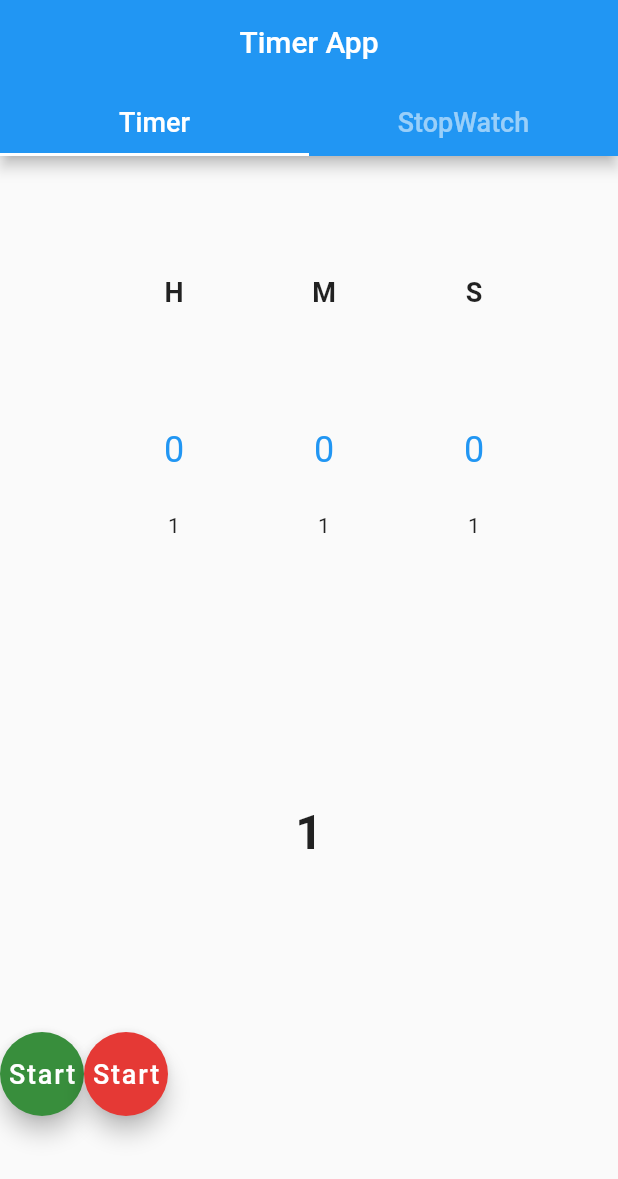
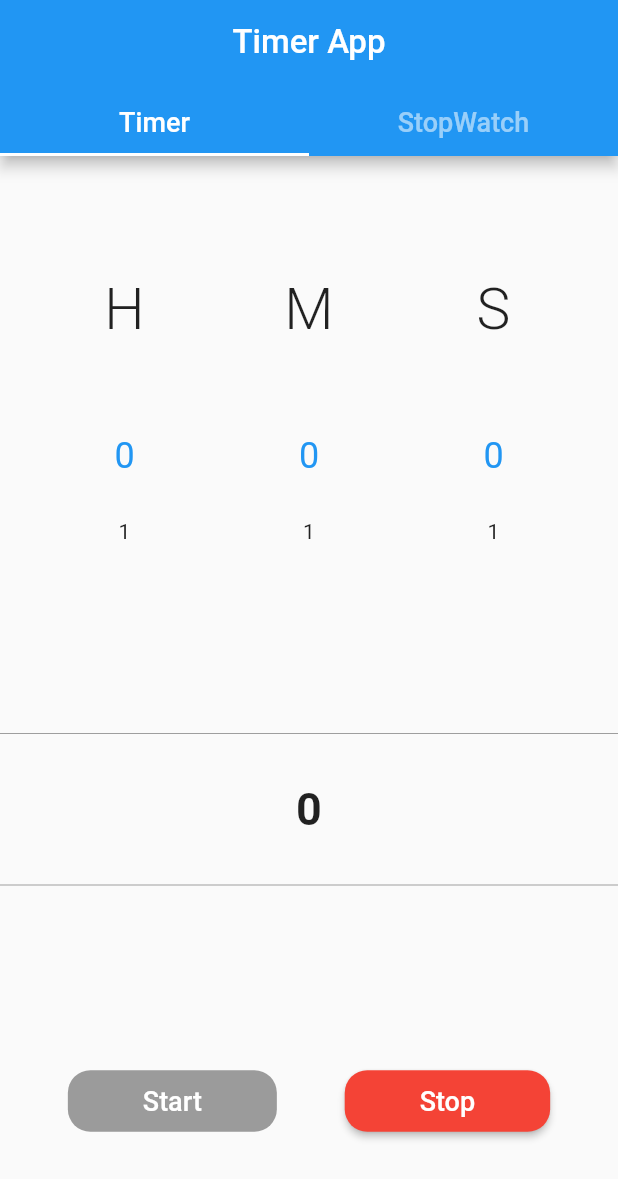
Before and after one commit to KhurramSaeed700/ten_flutter_app, a Flutter app: the screen it shows after launch, after a tap on "Start", on a phone screen of 412 x 824 dp. Shown: the top 1179 px of the screen. Run offline on Flutter 3.47's test engine with Material 2 defaults, Android fonts, the phone set to English and light mode, and no system bars; drawn by our look-alikes of numberpicker; our stand-ins replace percent_indicator.

Commit message:
added buttons and  timer countdown funtionality to the third attempt app

```diff
--- a/lib/count_down_timer/timerStopwatch03.dart
+++ b/lib/count_down_timer/timerStopwatch03.dart
@@ -1,3 +1,5 @@
+import 'dart:async';
+
 import 'package:flutter/material.dart';
 import 'package:numberpicker/numberpicker.dart';
 
@@ -13,12 +15,44 @@ class _timerStopwatchState extends State<timerStopwatch>
   int hour = 0;
   int min = 0;
   int sec = 0;
+  bool started = true;
+  bool stopped = false;
+  int timeForTimer = 0;
+  String timeToDisplay = '0';
+  bool checkTimer = true;
 
   TabController tb;
   @override
   void initState() {
     tb = TabController(length: 2, vsync: this);
     super.initState();
+  }
+
+  void start() {
+    setState(() {
+      started = false;
+      stopped = true;
+    });
+    timeForTimer = (hour * 3600) + (min * 60) + (sec);
+    Timer.periodic(Duration(seconds: 1), (Timer t) {
+      setState(() {
+        if (timeForTimer < 1 || checkTimer == false) {
+          t.cancel();
+          checkTimer = true;
+        } else {
+          timeForTimer -= 1;
+        }
+        timeToDisplay = timeForTimer.toString();
+      });
+    });
+  }
+
+  void stop() {
+    setState(() {
+      started = true;
+      stopped = false;
+      checkTimer = false;
+    });
   }
 
   Widget timer() {
@@ -28,128 +62,133 @@ class _timerStopwatchState extends State<timerStopwatch>
         children: <Widget>[
           Expanded(
             flex: 6,
+            child: Padding(
+              padding: const EdgeInsets.only(top: 80),
               child: Row(
-              mainAxisAlignment: MainAxisAlignment.center,
-              crossAxisAlignment: CrossAxisAlignment.center,
+                mainAxisAlignment: MainAxisAlignment.spaceEvenly,
+                crossAxisAlignment: CrossAxisAlignment.stretch,
                 children: <Widget>[
                   Column(
                     children: <Widget>[
-                    Padding(
-                      padding: const EdgeInsets.fromLTRB(20, 80, 0, 20),
-                      child: Text(
+                      Text(
                         'H',
                         style: TextStyle(
-                            fontSize: 18, fontWeight: FontWeight.bold),
+                            fontSize: 38, fontWeight: FontWeight.w300),
                       ),
-                    ),
-                    Padding(
-                      padding: const EdgeInsets.only(left: 20),
-                      child: NumberPicker(
+                      NumberPicker(
                         value: hour,
                         minValue: 0,
-                        maxValue: 23,
+                        maxValue: 999,
                         itemWidth: 80,
                         onChanged: (val) {
                           setState(() {
                             hour = val;
                           });
                         },
-                      ),
                       )
                     ],
                   ),
                   Column(
                     children: <Widget>[
-                    Padding(
-                      padding: const EdgeInsets.fromLTRB(20, 80, 0, 20),
-                      child: Text(
+                      Text(
                         'M',
                         style: TextStyle(
-                            fontSize: 18, fontWeight: FontWeight.bold),
+                            fontSize: 38, fontWeight: FontWeight.w300),
                       ),
-                    ),
-                    Padding(
-                      padding: const EdgeInsets.only(left: 20),
-                      child: NumberPicker(
+                      NumberPicker(
                         value: min,
                         minValue: 0,
-                        maxValue: 23,
+                        maxValue: 59,
                         itemWidth: 80,
                         onChanged: (val) {
                           setState(() {
                             min = val;
                           });
                         },
-                      ),
                       )
                     ],
                   ),
                   Column(
                     children: <Widget>[
-                    Padding(
-                      padding: const EdgeInsets.fromLTRB(20, 80, 0, 20),
-                      child: Text(
+                      Text(
                         'S',
                         style: TextStyle(
-                            fontSize: 18, fontWeight: FontWeight.bold),
+                            fontSize: 38, fontWeight: FontWeight.w300),
                       ),
-                    ),
-                    Padding(
-                      padding: const EdgeInsets.only(left: 20),
-                      child: NumberPicker(
+                      NumberPicker(
                         value: sec,
                         minValue: 0,
                         itemWidth: 80,
-                        maxValue: 23,
+                        maxValue: 59,
                         onChanged: (val) {
                           setState(() {
                             sec = val;
                           });
                         },
-                      ),
                       )
                     ],
                   ),
                 ],
               ),
             ),
+          ),
           Expanded(
-            flex: 1,
+            flex: 3,
+            child: Column(
+              children: <Widget>[
+                Divider(
+                  color: Colors.grey,
+                  height: 50,
+                ),
+                Padding(
+                  padding: const EdgeInsets.all(8.0),
                   child: Text(
-              '1',
-              style: TextStyle(
-                fontSize: 32,
-                fontWeight: FontWeight.bold,
+                    timeToDisplay,
+                    style: TextStyle(fontSize: 30, fontWeight: FontWeight.w700),
                   ),
+                ),
+                Divider(
+                  color: Colors.grey,
+                  height: 50,
+                ),
+              ],
             ),
           ),
           Expanded(
               flex: 3,
               child: Row(
+                mainAxisAlignment: MainAxisAlignment.spaceEvenly,
                 children: <Widget>[
-                FloatingActionButton(
-                  backgroundColor: Colors.green[700],
-                  onPressed: (){},
+                  RaisedButton(
+                    onPressed: started ? start : null,
+                    padding: EdgeInsets.symmetric(vertical: 10, horizontal: 50),
+                    color: Colors.green,
                     child: Text(
                       'Start',
                       style: TextStyle(
                         fontSize: 18,
+                        color: Colors.white,
                       ),
                     ),
+                    shape: RoundedRectangleBorder(
+                        borderRadius: BorderRadius.circular(15)),
                   ),
-                FloatingActionButton(
-                  backgroundColor: Colors.red[600],
-                  onPressed: (){},
+                  RaisedButton(
+                    onPressed: stopped ? stop : null,
+                    padding: EdgeInsets.symmetric(vertical: 10, horizontal: 50),
+                    color: Colors.red,
                     child: Text(
-                    'Start',
+                      'Stop',
                       style: TextStyle(
                         fontSize: 18,
+                        color: Colors.white,
                       ),
                     ),
+                    shape: RoundedRectangleBorder(
+                        borderRadius: BorderRadius.circular(15)),
                   ),
                 ],
-            )
-          ),
+              )),
         ],
       ),
     );
@@ -158,7 +197,10 @@ class _timerStopwatchState extends State<timerStopwatch>
   Widget build(BuildContext context) {
     return Scaffold(
       appBar: AppBar(
-        title: Text('Timer App'),
+        title: Text(
+          'Timer App',
+          style: TextStyle(fontSize: 22),
+        ),
         centerTitle: true,
         bottom: TabBar(
           tabs: <Widget>[
@@ -174,7 +216,11 @@ class _timerStopwatchState extends State<timerStopwatch>
       body: TabBarView(
         children: <Widget>[
           timer(),
-          Text('StopWatch'),
+          Center(
+              child: Text(
+            'StopWatch',
+            style: TextStyle(fontSize: 50, fontWeight: FontWeight.w100),
+          )),
         ],
         controller: tb,
       ),
--- a/lib/main.dart
+++ b/lib/main.dart
@@ -1,10 +1,9 @@
 import 'package:flutter/material.dart';
 import 'package:ten_flutter_app/count_down_timer/timer02.dart';
 import 'package:ten_flutter_app/count_down_timer/timerStopwatch03.dart';
-
+import 'count_down_timer/test.dart';
 
 void main() => runApp(MyApp());
-
 
 class MyApp extends StatelessWidget {
   @override
@@ -12,8 +11,8 @@ class MyApp extends StatelessWidget {
     return MaterialApp(
       debugShowCheckedModeBanner: false,
       title: 'Flutter Demo',
-      // home: second_timer(),//second attempt at timer app
-      home: timerStopwatch(),// third attempt
+      // home: second_timer(), //second attempt at timer app
+      home: timerStopwatch(), // timer and stopwatch
     );
   }
 }
```
Also changed, not shown: lib/count_down_timer/test.dart (added, +147 -0 lines), lib/count_down_timer/timer01.dart (+9 -9 lines). Lines whose indentation alone changed are shown as unchanged.
